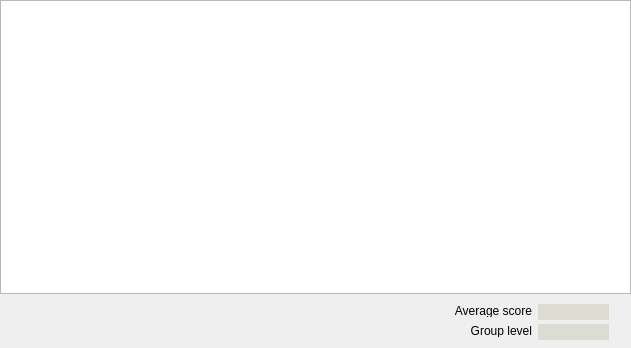
First picture: the form in testprocwdg.ui, repository big-pond/Fingram, before the edit.
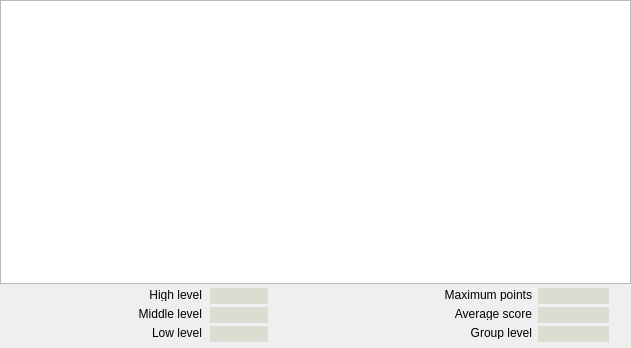
Second picture: the form after the edit.

What changed in the file:
```diff
--- a/testprocwdg.ui
+++ b/testprocwdg.ui
@@ -50,20 +50,20 @@
      <property name="minimumSize">
       <size>
        <width>0</width>
-       <height>54</height>
+       <height>64</height>
       </size>
      </property>
      <property name="maximumSize">
       <size>
        <width>16777215</width>
-       <height>54</height>
+       <height>64</height>
       </size>
      </property>
      <widget class="QLabel" name="lbAverageScore">
       <property name="geometry">
        <rect>
         <x>538</x>
-        <y>10</y>
+        <y>23</y>
         <width>71</width>
         <height>16</height>
        </rect>
@@ -84,7 +84,7 @@
       <property name="geometry">
        <rect>
         <x>450</x>
-        <y>10</y>
+        <y>23</y>
         <width>82</width>
         <height>13</height>
        </rect>
@@ -100,7 +100,7 @@
       <property name="geometry">
        <rect>
         <x>450</x>
-        <y>30</y>
+        <y>42</y>
         <width>82</width>
         <height>13</height>
        </rect>
@@ -116,7 +116,7 @@
       <property name="geometry">
        <rect>
         <x>538</x>
-        <y>30</y>
+        <y>42</y>
         <width>71</width>
         <height>16</height>
        </rect>
@@ -133,6 +133,157 @@
        <set>Qt::AlignRight|Qt::AlignTrailing|Qt::AlignVCenter</set>
       </property>
      </widget>
+     <widget class="QLabel" name="label_3">
+      <property name="geometry">
+       <rect>
+        <x>112</x>
+        <y>4</y>
+        <width>90</width>
+        <height>13</height>
+       </rect>
+      </property>
+      <property name="text">
+       <string>High level</string>
+      </property>
+      <property name="alignment">
+       <set>Qt::AlignRight|Qt::AlignTrailing|Qt::AlignVCenter</set>
+      </property>
+     </widget>
+     <widget class="QLabel" name="lbHighPercent">
+      <property name="geometry">
+       <rect>
+        <x>210</x>
+        <y>4</y>
+        <width>58</width>
+        <height>16</height>
+       </rect>
+      </property>
+      <property name="styleSheet">
+       <string notr="true">background : rgba(80,80,0,30);
+font-size: 12px; 
+font-weight: bold;</string>
+      </property>
+      <property name="text">
+       <string/>
+      </property>
+      <property name="alignment">
+       <set>Qt::AlignRight|Qt::AlignTrailing|Qt::AlignVCenter</set>
+      </property>
+     </widget>
+     <widget class="QLabel" name="lbMiddlePercent">
+      <property name="geometry">
+       <rect>
+        <x>210</x>
+        <y>23</y>
+        <width>58</width>
+        <height>16</height>
+       </rect>
+      </property>
+      <property name="styleSheet">
+       <string notr="true">background : rgba(80,80,0,30);
+font-size: 12px; 
+font-weight: bold;</string>
+      </property>
+      <property name="text">
+       <string/>
+      </property>
+      <property name="alignment">
+       <set>Qt::AlignRight|Qt::AlignTrailing|Qt::AlignVCenter</set>
+      </property>
+     </widget>
+     <widget class="QLabel" name="label_4">
+      <property name="geometry">
+       <rect>
+        <x>112</x>
+        <y>23</y>
+        <width>90</width>
+        <height>13</height>
+       </rect>
+      </property>
+      <property name="text">
+       <string>Middle level</string>
+      </property>
+      <property name="alignment">
+       <set>Qt::AlignRight|Qt::AlignTrailing|Qt::AlignVCenter</set>
+      </property>
+     </widget>
+     <widget class="QLabel" name="label_5">
+      <property name="geometry">
+       <rect>
+        <x>112</x>
+        <y>42</y>
+        <width>90</width>
+        <height>13</height>
+       </rect>
+      </property>
+      <property name="text">
+       <string>Low level</string>
+      </property>
+      <property name="alignment">
+       <set>Qt::AlignRight|Qt::AlignTrailing|Qt::AlignVCenter</set>
+      </property>
+     </widget>
+     <widget class="QLabel" name="lbLowPercent">
+      <property name="geometry">
+       <rect>
+        <x>210</x>
+        <y>42</y>
+        <width>58</width>
+        <height>16</height>
+       </rect>
+      </property>
+      <property name="styleSheet">
+       <string notr="true">background : rgba(80,80,0,30);
+font-size: 12px; 
+font-weight: bold;</string>
+      </property>
+      <property name="text">
+       <string/>
+      </property>
+      <property name="alignment">
+       <set>Qt::AlignRight|Qt::AlignTrailing|Qt::AlignVCenter</set>
+      </property>
+     </widget>
+     <widget class="QLabel" name="label_6">
+      <property name="geometry">
+       <rect>
+        <x>420</x>
+        <y>4</y>
+        <width>112</width>
+        <height>13</height>
+       </rect>
+      </property>
+      <property name="text">
+       <string>Maximum points</string>
+      </property>
+      <property name="alignment">
+       <set>Qt::AlignRight|Qt::AlignTrailing|Qt::AlignVCenter</set>
+      </property>
+     </widget>
+     <widget class="QLabel" name="lbMaxPoints">
+      <property name="geometry">
+       <rect>
+        <x>538</x>
+        <y>4</y>
+        <width>71</width>
+        <height>16</height>
+       </rect>
+      </property>
+      <property name="toolTip">
+       <string>The number of points that can be scored by answering correctly all questions of the questionnaire</string>
+      </property>
+      <property name="styleSheet">
+       <string notr="true">background : rgba(80,80,0,30);
+font-size: 12px; 
+font-weight: bold;</string>
+      </property>
+      <property name="text">
+       <string/>
+      </property>
+      <property name="alignment">
+       <set>Qt::AlignRight|Qt::AlignTrailing|Qt::AlignVCenter</set>
+      </property>
+     </widget>
     </widget>
    </item>
   </layout>
```
Left out of the diff: 2 changed lines with no effect on the pictures.
